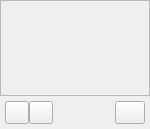
This is src/ui/CountdownTimer.ui in ashmanix/obs-plugin-countdown as Qt 5 draws it before an edit. The edited form follows.
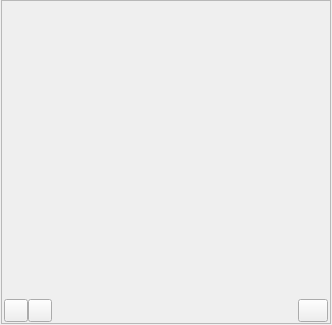
This is the edited form.

```diff
--- a/src/ui/CountdownTimer.ui
+++ b/src/ui/CountdownTimer.ui
@@ -6,11 +6,53 @@
    <rect>
     <x>0</x>
     <y>0</y>
-    <width>150</width>
-    <height>129</height>
+    <width>332</width>
+    <height>325</height>
    </rect>
   </property>
-  <layout class="QVBoxLayout" name="verticalLayout_2" stretch="1,0">
+  <layout class="QVBoxLayout" name="verticalLayout_2" stretch="0">
+   <property name="spacing">
+    <number>0</number>
+   </property>
+   <property name="leftMargin">
+    <number>0</number>
+   </property>
+   <property name="topMargin">
+    <number>0</number>
+   </property>
+   <property name="rightMargin">
+    <number>0</number>
+   </property>
+   <property name="bottomMargin">
+    <number>0</number>
+   </property>
+   <item>
+    <widget class="QWidget" name="mainWidget" native="true">
+     <layout class="QVBoxLayout" name="verticalLayout">
+      <property name="spacing">
+       <number>0</number>
+      </property>
+      <property name="leftMargin">
+       <number>1</number>
+      </property>
+      <property name="topMargin">
+       <number>0</number>
+      </property>
+      <property name="rightMargin">
+       <number>1</number>
+      </property>
+      <property name="bottomMargin">
+       <number>1</number>
+      </property>
+      <item>
+       <widget class="QFrame" name="frame">
+        <property name="frameShape">
+         <enum>QFrame::StyledPanel</enum>
+        </property>
+        <property name="frameShadow">
+         <enum>QFrame::Raised</enum>
+        </property>
+        <layout class="QVBoxLayout" name="verticalLayout_4">
    <property name="spacing">
     <number>0</number>
    </property>
@@ -28,6 +70,12 @@
    </property>
    <item>
     <widget class="QScrollArea" name="scrollArea">
+           <property name="frameShape">
+            <enum>QFrame::NoFrame</enum>
+           </property>
+           <property name="frameShadow">
+            <enum>QFrame::Plain</enum>
+           </property>
      <property name="widgetResizable">
       <bool>true</bool>
      </property>
@@ -36,11 +84,14 @@
        <rect>
         <x>0</x>
         <y>0</y>
-        <width>148</width>
-        <height>91</height>
+              <width>328</width>
+              <height>293</height>
        </rect>
       </property>
       <layout class="QVBoxLayout" name="verticalLayout_3">
+             <property name="spacing">
+              <number>0</number>
+             </property>
        <property name="leftMargin">
         <number>0</number>
        </property>
@@ -86,16 +137,16 @@
    <item>
     <layout class="QHBoxLayout" name="buttonLayout">
      <property name="leftMargin">
-      <number>5</number>
+            <number>2</number>
      </property>
      <property name="topMargin">
-      <number>5</number>
+            <number>2</number>
      </property>
      <property name="rightMargin">
-      <number>5</number>
+            <number>2</number>
      </property>
      <property name="bottomMargin">
-      <number>5</number>
+            <number>1</number>
      </property>
      <item>
       <widget class="QToolButton" name="stopAllButton">
@@ -138,6 +189,12 @@
       </widget>
      </item>
     </layout>
+         </item>
+        </layout>
+       </widget>
+      </item>
+     </layout>
+    </widget>
    </item>
   </layout>
  </widget>
```
Lines whose indentation alone changed are shown as unchanged.
